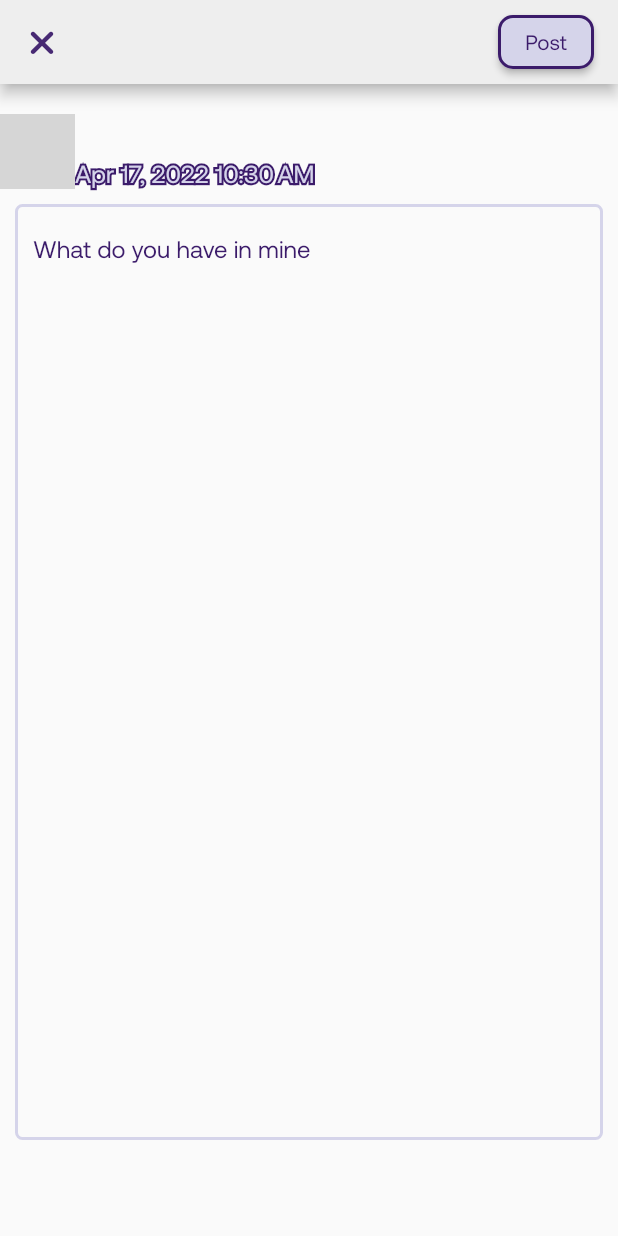
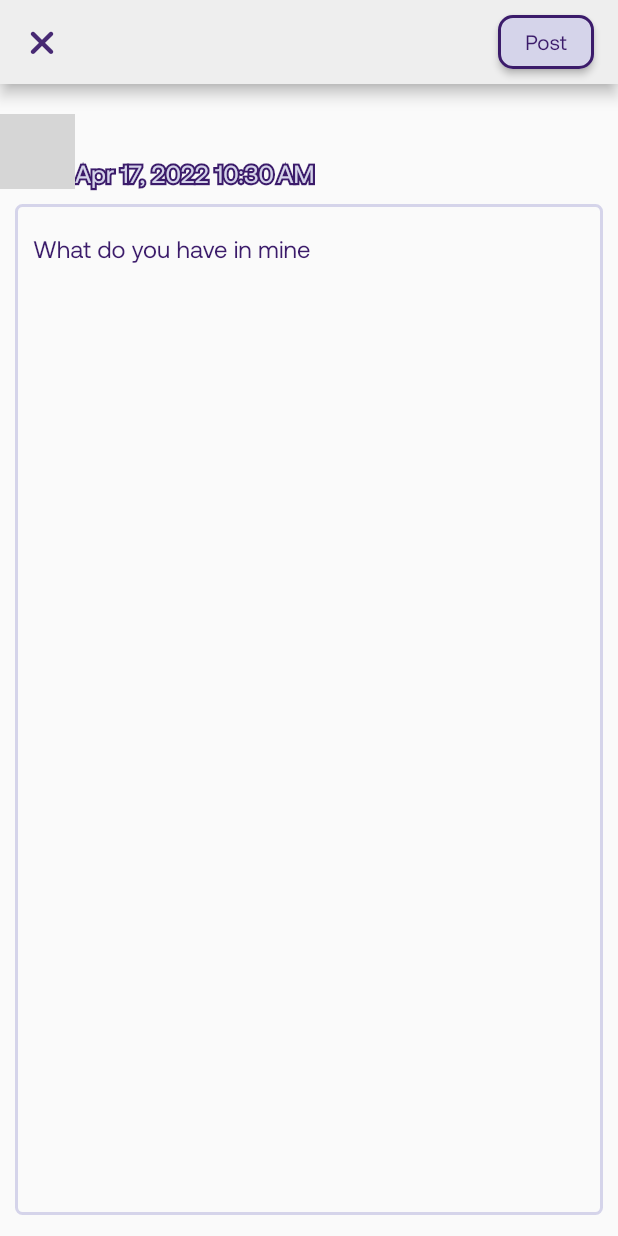
Before and after one commit to minhtran241/PowerOfWordsProject, a Flutter app: the inputPage screen opened directly with empty values, on a phone screen of 412 x 824 dp. Run offline on Flutter 3.47's test engine with Material 2 defaults, Android fonts, the phone set to English and light mode, and no system bars; our stand-ins replace cloud_firestore, firebase_auth, firebase_core, firebase_database, flutter_svg, font_awesome_flutter and 2 more; missing offline and left inert: dart_sentiment, loading, rect_getter; accounts and stored records are empty; grey boxes are pictures that could not be loaded.

```diff
--- a/power_of_words/lib/screen/inputPage.dart
+++ b/power_of_words/lib/screen/inputPage.dart
@@ -129,7 +129,7 @@ class inputPage extends StatelessWidget {
               padding: EdgeInsets.all(10),
               child: Column(children: <Widget>[
                 Container(
-                  height: height - 200,
+                  height: height - 150,
                   child: TextField(
                     maxLines: 50,
                     controller: messageController,
```
